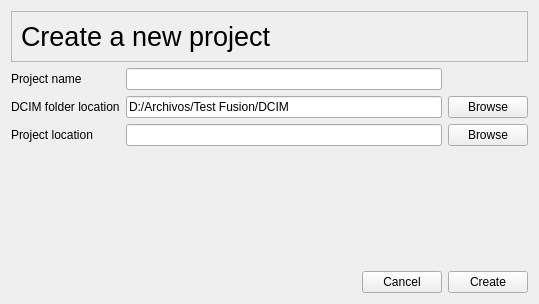
Above: panes/projectcreator.ui from victormac3000/Fusion_ffmpeg_studio before the change. Below: the same form after it.
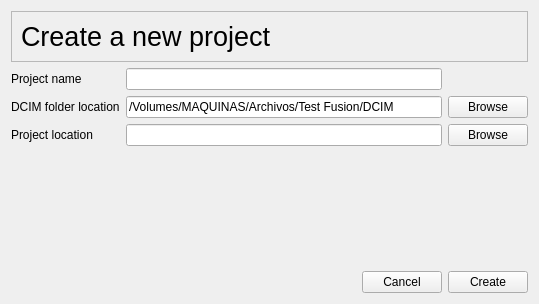
That is the form after the change.

What changed in the file:
```diff
--- a/panes/projectcreator.ui
+++ b/panes/projectcreator.ui
@@ -79,7 +79,7 @@
      <item row="3" column="2">
       <widget class="QLineEdit" name="dcim_location">
        <property name="text">
-        <string>D:/Archivos/Test Fusion/DCIM</string>
+        <string>/Volumes/MAQUINAS/Archivos/Test Fusion/DCIM</string>
        </property>
        <property name="readOnly">
         <bool>false</bool>
```
Left out of the diff: 6 changed lines with no effect on the pictures.
